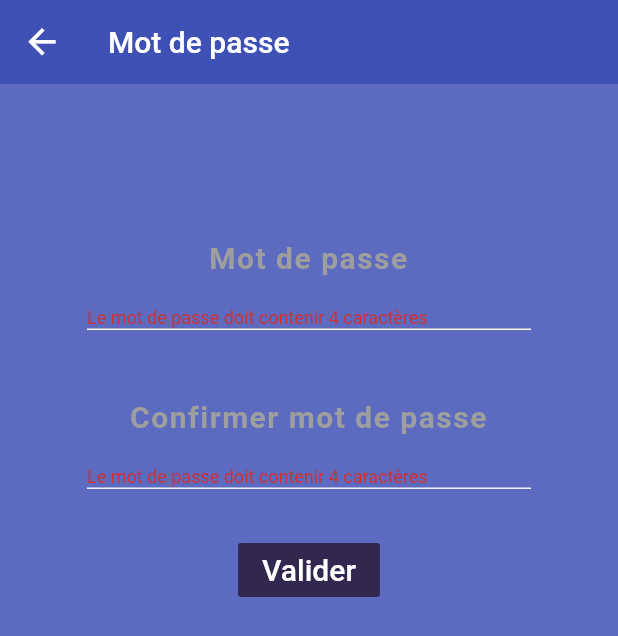
After one commit to Diewrine/Projet_trans_dic2, a Flutter app: the PwdSettings screen opened directly, after a tap on "Valider", on a phone screen of 412 x 824 dp. The commit adds this screen. Shown: the top 636 px of the screen. Run offline on Flutter 3.47's test engine with Material 2 defaults, Android fonts, the phone set to English and light mode, and no system bars; our stand-ins replace cloud_firestore, firebase_auth, firebase_storage, flutter_spinkit, font_awesome_flutter, image_picker; missing offline and left inert: qr_code_scanner; accounts and stored records are empty; network calls fail.

```diff
--- a/lib/models/user.dart
+++ b/lib/models/user.dart
@@ -13,6 +13,7 @@ class UserData {
   final String jobFunction;
   final String urlPhoto;
   final double pMoney;
+  final String password;
 
   UserData(
       {this.uid,
@@ -22,5 +23,6 @@ class UserData {
       this.fullname,
       this.jobFunction,
       this.urlPhoto,
-      this.pMoney});
+      this.pMoney,
+      this.password});
 }
--- a/lib/screens/home/homePageWidget.dart
+++ b/lib/screens/home/homePageWidget.dart
@@ -18,9 +18,6 @@ class _HomePageState extends State<HomePage> {
   Widget build(BuildContext context) {
     void _showModalPanel(UserData user) {
       showBottomSheet(
-          //showModalBottomSheet
-          //isScrollControlled: true,
-
           context: context,
           builder: (context) {
             return Container(
@@ -112,7 +109,7 @@ class _HomePageState extends State<HomePage> {
                                 padding:
                                     EdgeInsets.only(bottom: 3.0, right: 1.0),
                                 child: IconButton(
-                                  tooltip: "Upload",
+                                  tooltip: "Update Fullname",
                                   icon: Icon(
                                     Icons.edit,
                                     color: Colors.white,
--- a/lib/screens/home/widgets/EditProfil/editProfil.dart
+++ b/lib/screens/home/widgets/EditProfil/editProfil.dart
@@ -87,7 +87,8 @@ class _EditProfilState extends State<EditProfil> {
                                 user.classe,
                                 user.pMoney,
                                 user.urlPhoto,
-                                user.accountActivated);
+                                user.accountActivated,
+                                user.password ?? null);
                             Navigator.pop(context);
                           }
                         }),
--- a/lib/screens/pMoney/etuMoney.dart
+++ b/lib/screens/pMoney/etuMoney.dart
@@ -13,6 +13,9 @@ class EtuMoney extends StatefulWidget {
 class _EtuMoneyState extends State<EtuMoney> {
   DatabaseService databaseService = new DatabaseService();
   //-------------------
+
+  var _controller = TextEditingController();
+
   String _destinataire = "";
   double montant;
   String _montant = "";
@@ -139,6 +142,7 @@ class _EtuMoneyState extends State<EtuMoney> {
 
                                       Center(
                                         child: TextField(
+                                          controller: _controller,
                                           enabled: false,
                                           textAlign: TextAlign.center,
                                           decoration: new InputDecoration(
@@ -187,6 +191,7 @@ class _EtuMoneyState extends State<EtuMoney> {
                                   padding: const EdgeInsets.symmetric(
                                       horizontal: 50.0),
                                   child: TextField(
+                                      controller: _controller,
                                       textAlign: TextAlign.center,
                                       keyboardType: TextInputType.number,
                                       style: TextStyle(
@@ -225,6 +230,7 @@ class _EtuMoneyState extends State<EtuMoney> {
                                           _destinataire != "") {
                                         dynamic result = await databaseService
                                             .etuTreansfertPMoney(_uid, montant);
+                                        _controller.clear();
                                         if (result != null) {
                                           _showMyDialog(text1, text2);
                                         } else {
--- /dev/null
+++ b/lib/screens/pMoney/pwdSettings.dart
@@ -0,0 +1,222 @@
+import 'package:dic2_project_trans/screens/pMoney/comptaMoney.dart';
+import 'package:dic2_project_trans/services/database.dart';
+import 'package:flutter/material.dart';
+import 'package:flutter/services.dart';
+
+class PwdSettings extends StatefulWidget {
+  final String password;
+  final String name;
+  PwdSettings({this.password, this.name});
+  @override
+  _PwdSettingsState createState() => _PwdSettingsState();
+}
+
+class _PwdSettingsState extends State<PwdSettings> {
+  var _controller = TextEditingController();
+
+  DatabaseService databaseService = new DatabaseService();
+  String password1;
+  String password2;
+  String erreur = "";
+  final _formKey = GlobalKey<FormState>();
+  @override
+  Widget build(BuildContext context) {
+    final String name = widget.name;
+    final String password = widget.password;
+    print(password);
+
+    return Scaffold(
+      backgroundColor: Colors.indigo[400],
+      appBar: AppBar(
+        elevation: 0.0,
+        title: Text("Mot de passe"),
+        backgroundColor: Colors.indigo,
+        leading: IconButton(
+          icon: Icon(
+            Icons.arrow_back,
+            size: 27,
+            color: Colors.white,
+          ),
+          onPressed: () {
+            Navigator.pop(context);
+          },
+        ),
+      ),
+      body: SingleChildScrollView(
+        child: Container(
+            padding: EdgeInsets.symmetric(vertical: 50.0, horizontal: 50.0),
+
+            //Formulaire
+            child: Form(
+              key: _formKey,
+              child: Column(
+                children: <Widget>[
+                  Container(
+                    padding: EdgeInsets.all(8.0),
+                    decoration: BoxDecoration(
+                      borderRadius: BorderRadius.circular(10.0),
+                      color: Colors.transparent,
+                    ),
+                    child: Column(
+                      mainAxisAlignment: MainAxisAlignment.spaceBetween,
+                      children: <Widget>[
+                        SizedBox(
+                          height: 30.0,
+                        ),
+                        // TextFormField
+                        Container(
+                          padding: EdgeInsets.all(0.0),
+                          decoration: BoxDecoration(
+                            border: Border(
+                              bottom: BorderSide(
+                                color: Colors.grey[100],
+                              ),
+                            ),
+                          ),
+                          child: TextFormField(
+                            validator: (value) => value.length != 4
+                                ? "Le mot de passe doit contenir 4 caractères"
+                                : null,
+                            inputFormatters: [
+                              new LengthLimitingTextInputFormatter(4),
+                            ],
+                            keyboardType: TextInputType.number,
+                            style: TextStyle(
+                                color: Colors.white,
+                                fontSize: 25,
+                                letterSpacing: 5.5,
+                                fontWeight: FontWeight.bold),
+                            obscureText: true,
+                            textAlign: TextAlign.center,
+                            decoration: InputDecoration(
+                              border: InputBorder.none,
+                              hintText: "Mot de passe",
+                              hintStyle: TextStyle(
+                                  color: Colors.grey,
+                                  fontSize: 20,
+                                  letterSpacing: 1.0),
+                            ),
+                            onChanged: (value) {
+                              setState(() {
+                                password1 = value;
+                              });
+                            },
+                          ),
+                        ),
+
+                        SizedBox(
+                          height: 30.0,
+                        ),
+
+                        Container(
+                          padding: EdgeInsets.all(0.0),
+                          decoration: BoxDecoration(
+                            border: Border(
+                              bottom: BorderSide(
+                                color: Colors.grey[100],
+                              ),
+                            ),
+                          ),
+                          child: TextFormField(
+                            validator: (value) => value.length != 4
+                                ? "Le mot de passe doit contenir 4 caractères"
+                                : null,
+                            controller: _controller,
+                            inputFormatters: [
+                              new LengthLimitingTextInputFormatter(4),
+                            ],
+                            style: TextStyle(
+                              color: Colors.white,
+                              fontSize: 25,
+                              letterSpacing: 5.5,
+                              fontWeight: FontWeight.bold,
+                            ),
+                            keyboardType: TextInputType.number,
+                            obscureText: true,
+                            textAlign: TextAlign.center,
+                            decoration: InputDecoration(
+                              border: InputBorder.none,
+                              hintText: "Confirmer mot de passe",
+                              hintStyle: TextStyle(
+                                  color: Colors.grey,
+                                  fontSize: 20,
+                                  letterSpacing: 1.0),
+                            ),
+                            onChanged: (value) {
+                              setState(() {
+                                password2 = value;
+                              });
+                            },
+                          ),
+                        ),
+                        // end of fields
+
+                        SizedBox(
+                          height: 30.0,
+                        ),
+
+                        Center(
+                          child: RaisedButton(
+                            color: Color.fromRGBO(49, 39, 79, 1),
+                            elevation: 0.0,
+                            child: Text(
+                              "Valider",
+                              style: TextStyle(
+                                fontSize: 20,
+                                color: Colors.white,
+                              ),
+                            ),
+                            onPressed: () async {
+                              if (_formKey.currentState.validate()) {
+                                _controller.clear();
+                                if (password1 != password2 ||
+                                    password1 == null) {
+                                  setState(() {
+                                    erreur =
+                                        "Les mots de passe ne correspondent pas";
+                                  });
+                                } else {
+                                  databaseService.updatePassword(password1);
+
+                                  Navigator.pop(context);
+                                  Navigator.push(
+                                      context,
+                                      MaterialPageRoute(
+                                        builder: (BuildContext context) {
+                                          return ComptaMoney(name: name);
+                                        },
+                                        fullscreenDialog: true,
+                                      ));
+                                }
+                              } else {
+                                print("error");
+                              }
+                            },
+                          ),
+                        ),
+                        //Raise Button se Connecter
+                        SizedBox(
+                          height: 20.0,
+                        ),
+                        Text(
+                          erreur,
+                          textAlign: TextAlign.center,
+                          style: TextStyle(
+                            color: Colors.red,
+                            fontSize: 20,
+                          ),
+                        ),
+
+                        SizedBox(
+                          height: 5.0,
+                        ),
+                      ],
+                    ),
+                  ),
+                ],
+              ),
+            )),
+      ),
+    );
+  }
+}
--- a/lib/services/auth.dart
+++ b/lib/services/auth.dart
@@ -48,6 +48,7 @@ class AuthService {
         pMoney = pMoney,
         null,
         false,
+        null,
       );
 
       return _userFromFirebaseUser(user);
```
Also changed, not shown: lib/screens/authPage/loginPage.dart (+0 -9 lines), lib/screens/home/widgets/displayedPage/comptaDisplayedPage.dart (+15 -0 lines), lib/screens/pMoney/comptaMoney.dart (+167 -43 lines), lib/services/database.dart (+38 -2 lines).
